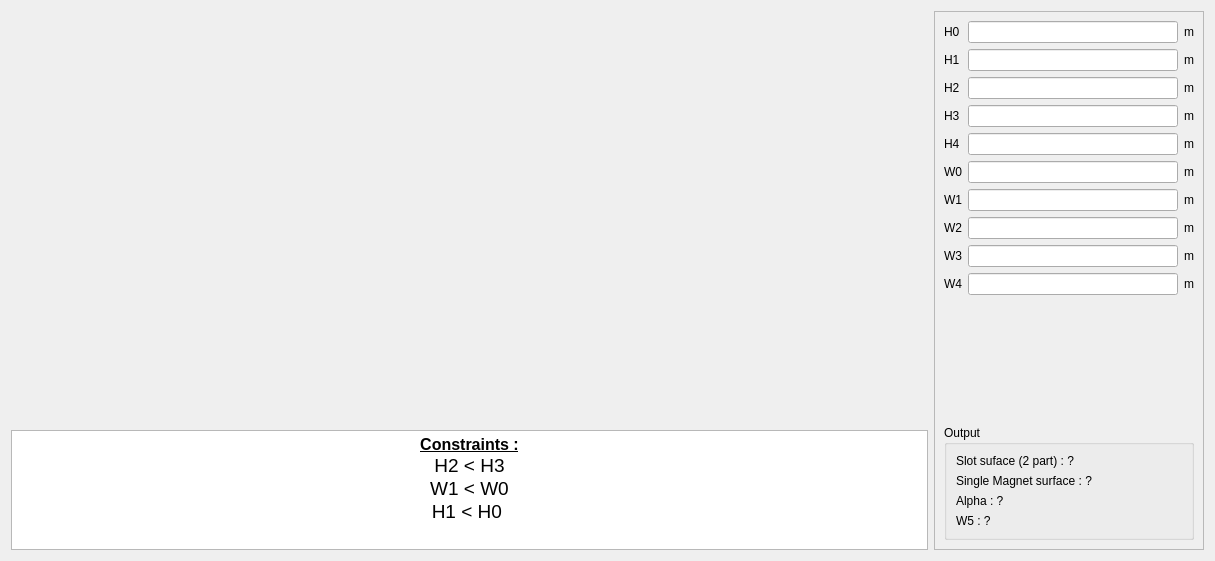
Above: pyleecan/GUI/Dialog/DMachineSetup/SMHoleMag/PHoleM50/PHoleM50.ui from Eomys/pyleecan before the change. Below: the same form after it.
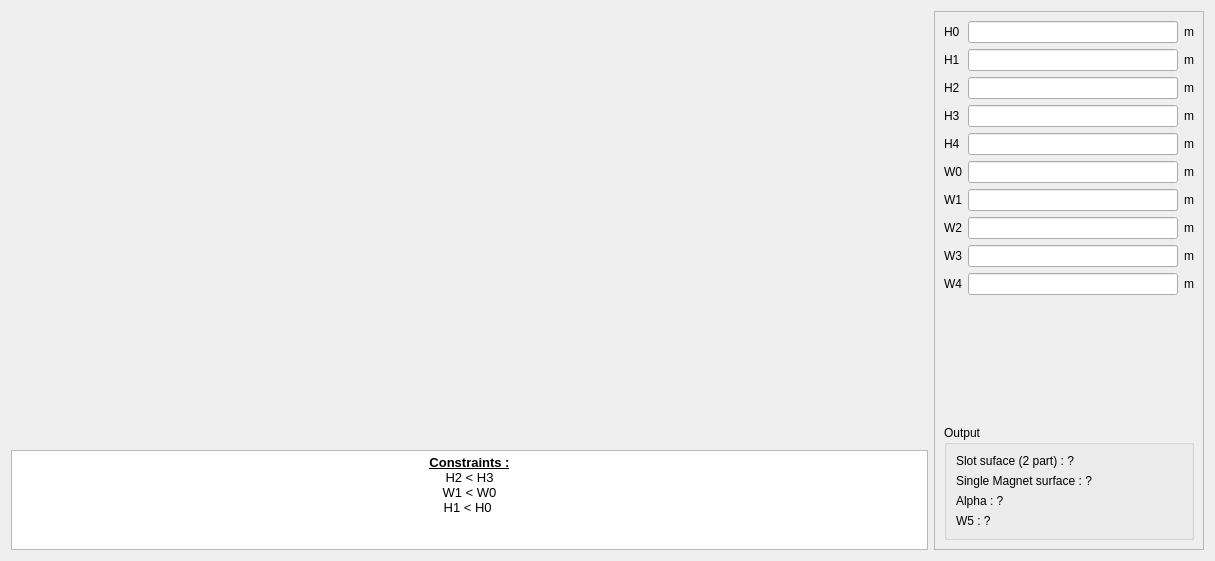
That is the form after the change. Icons and pictures are not drawn. Custom widgets are drawn as their Qt base class.

Commit message: [NF] update QTextEdit font when generating GUI + better display math symbols

The edit to the form file:
```diff
--- a/pyleecan/GUI/Dialog/DMachineSetup/SMHoleMag/PHoleM50/PHoleM50.ui
+++ b/pyleecan/GUI/Dialog/DMachineSetup/SMHoleMag/PHoleM50/PHoleM50.ui
@@ -79,7 +79,7 @@
        <property name="maximumSize">
         <size>
          <width>16777215</width>
-         <height>120</height>
+         <height>100</height>
         </size>
        </property>
        <property name="verticalScrollBarPolicy">
@@ -90,10 +90,10 @@
 &lt;html&gt;&lt;head&gt;&lt;meta name=&quot;qrichtext&quot; content=&quot;1&quot; /&gt;&lt;style type=&quot;text/css&quot;&gt;
 p, li { white-space: pre-wrap; }
 &lt;/style&gt;&lt;/head&gt;&lt;body style=&quot; font-family:'MS Shell Dlg 2'; font-size:7.8pt; font-weight:400; font-style:normal;&quot;&gt;
-&lt;p align=&quot;center&quot; style=&quot; margin-top:0px; margin-bottom:0px; margin-left:0px; margin-right:0px; -qt-block-indent:0; text-indent:0px;&quot;&gt;&lt;span style=&quot; font-size:12pt; font-weight:600; text-decoration: underline;&quot;&gt;Constraints :&lt;/span&gt;&lt;/p&gt;
-&lt;p align=&quot;center&quot; style=&quot; margin-top:0px; margin-bottom:0px; margin-left:0px; margin-right:0px; -qt-block-indent:0; text-indent:0px;&quot;&gt;&lt;span style=&quot; font-size:14pt;&quot;&gt;H2 &amp;lt; H3&lt;/span&gt;&lt;/p&gt;
-&lt;p align=&quot;center&quot; style=&quot; margin-top:0px; margin-bottom:0px; margin-left:0px; margin-right:0px; -qt-block-indent:0; text-indent:0px;&quot;&gt;&lt;span style=&quot; font-size:14pt;&quot;&gt;W1 &amp;lt; W0&lt;/span&gt;&lt;/p&gt;
-&lt;p align=&quot;center&quot; style=&quot; margin-top:0px; margin-bottom:0px; margin-left:0px; margin-right:0px; -qt-block-indent:0; text-indent:0px;&quot;&gt;&lt;span style=&quot; font-size:14pt;&quot;&gt;H1 &amp;lt; H0 &lt;/span&gt;&lt;/p&gt;&lt;/body&gt;&lt;/html&gt;</string>
+&lt;p align=&quot;center&quot; style=&quot; margin-top:0px; margin-bottom:0px; margin-left:0px; margin-right:0px; -qt-block-indent:0; text-indent:0px;&quot;&gt;&lt;span style=&quot; font-size:10pt; font-weight:600; text-decoration: underline;&quot;&gt;Constraints :&lt;/span&gt;&lt;/p&gt;
+&lt;p align=&quot;center&quot; style=&quot; margin-top:0px; margin-bottom:0px; margin-left:0px; margin-right:0px; -qt-block-indent:0; text-indent:0px;&quot;&gt;&lt;span style=&quot; font-size:10pt;&quot;&gt;H2 &amp;lt; H3&lt;/span&gt;&lt;/p&gt;
+&lt;p align=&quot;center&quot; style=&quot; margin-top:0px; margin-bottom:0px; margin-left:0px; margin-right:0px; -qt-block-indent:0; text-indent:0px;&quot;&gt;&lt;span style=&quot; font-size:10pt;&quot;&gt;W1 &amp;lt; W0&lt;/span&gt;&lt;/p&gt;
+&lt;p align=&quot;center&quot; style=&quot; margin-top:0px; margin-bottom:0px; margin-left:0px; margin-right:0px; -qt-block-indent:0; text-indent:0px;&quot;&gt;&lt;span style=&quot; font-size:10pt;&quot;&gt;H1 &amp;lt; H0 &lt;/span&gt;&lt;/p&gt;&lt;/body&gt;&lt;/html&gt;</string>
        </property>
        <property name="textInteractionFlags">
         <set>Qt::TextSelectableByKeyboard|Qt::TextSelectableByMouse</set>
@@ -400,17 +400,17 @@
   </layout>
  </widget>
  <customwidgets>
-  <customwidget>
-   <class>FloatEdit</class>
-   <extends>QLineEdit</extends>
-   <header>......GUI/Tools/FloatEdit.h</header>
-  </customwidget>
   <customwidget>
    <class>WMatSelect</class>
    <extends>QWidget</extends>
    <header>......GUI.Dialog.DMatLib.WMatSelect.WMatSelect.h</header>
    <container>1</container>
   </customwidget>
+  <customwidget>
+   <class>FloatEdit</class>
+   <extends>QLineEdit</extends>
+   <header>......GUI/Tools/FloatEdit.h</header>
+  </customwidget>
  </customwidgets>
  <tabstops>
   <tabstop>lf_H0</tabstop>
```
The commit also changes 66 other files.
